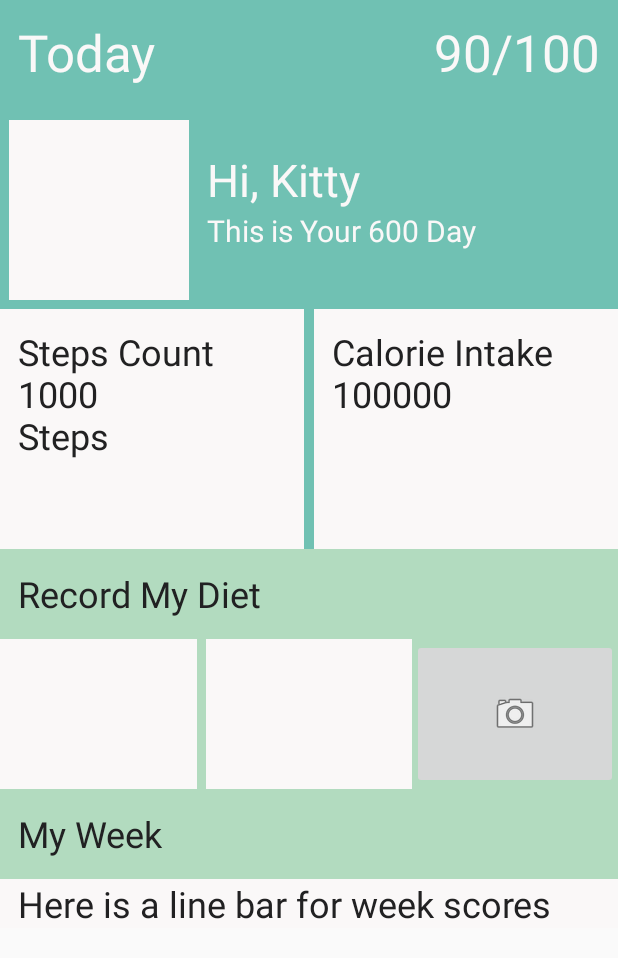
After one commit to JinjiKikko33/UnimelbMobileAssignment2App, an Android app: the MainDashboardActivity screen opened directly, with no data from a screen before it, on a phone screen of 412 x 824 dp. The commit adds this screen. Shown: the top 958 px of the screen. Run offline under Robolectric (Android 15) with nearby library versions, the phone set to English and light mode, and no system bars; network calls fail.

Commit message:
added color values to new branch (manual merge)

```diff
--- a/app/build.gradle
+++ b/app/build.gradle
@@ -30,6 +30,7 @@ dependencies {
     implementation 'com.android.volley:volley:1.1.1'
     implementation 'androidx.recyclerview:recyclerview:1.1.0'
     implementation 'com.google.android.material:material:1.1.0'
+    implementation 'androidx.wear:wear:1.0.0'
     annotationProcessor 'com.microsoft.azure:azure-annotations:1.2.0'
     testImplementation 'junit:junit:4.12'
     androidTestImplementation 'androidx.test:runner:1.1.1'
@@ -47,4 +48,5 @@ dependencies {
 
     //Volley
     implementation 'com.android.volley:volley:1.1.1'
+    compileOnly 'com.google.android.wearable:wearable:2.8.1'
 }
--- /dev/null
+++ b/app/src/main/java/com/example/mobileassignment2/MainDashboardActivity.java
@@ -0,0 +1,34 @@
+package com.example.mobileassignment2;
+
+import androidx.appcompat.app.AppCompatActivity;
+
+import android.content.Intent;
+import android.media.Image;
+import android.os.Bundle;
+import android.util.Log;
+import android.view.View;
+import android.widget.ImageButton;
+
+
+
+    public class MainDashboardActivity extends AppCompatActivity {
+
+        ImageButton cameraButton;
+        @Override
+        protected void onCreate(Bundle savedInstanceState) {
+            super.onCreate(savedInstanceState);
+            setContentView(R.layout.activity_main_dashboard);
+
+            cameraButton = findViewById(R.id.cameraButton);
+
+//        Intent cameraIntent = new Intent(this, CameraActivity.class);
+//        startActivity(cameraIntent);
+        }
+
+        public void startCameraIntent(View view){
+            Intent cameraIntent = new Intent(this, CameraActivity.class);
+            startActivity(cameraIntent);
+        }
+
+
+    }
--- /dev/null
+++ b/app/src/main/res/layout/activity_main_dashboard.xml
@@ -0,0 +1,234 @@
+<?xml version="1.0" encoding="utf-8"?>
+<androidx.constraintlayout.widget.ConstraintLayout xmlns:android="http://schemas.android.com/apk/res/android"
+    xmlns:app="http://schemas.android.com/apk/res-auto"
+    xmlns:tools="http://schemas.android.com/tools"
+    android:layout_width="match_parent"
+    android:layout_height="match_parent"
+    tools:context=".MainActivity">
+
+
+    <ScrollView
+        android:layout_width="match_parent"
+        android:layout_height="match_parent">
+        <LinearLayout
+            android:id="@+id/text_home"
+            android:layout_width="match_parent"
+            android:layout_height="match_parent"
+            android:background="@color/DeepGreen"
+            android:orientation="vertical">
+
+            <LinearLayout
+                android:id="@+id/layout_today_score_bar"
+                android:layout_width="match_parent"
+                android:layout_height="80dp"
+                android:background="@color/DeepGreen"
+                android:orientation="horizontal">
+                <TextView
+                    android:id="@+id/text_today"
+                    android:layout_width="match_parent"
+                    android:layout_height="match_parent"
+                    android:layout_weight="1"
+                    android:paddingTop="12dp"
+                    android:paddingLeft="12dp"
+                    android:paddingRight="6dp"
+                    android:text="Today"
+                    android:textColor="@color/White"
+                    android:textSize="34sp" />
+                <TextView
+                    android:id="@+id/text_score"
+                    android:layout_width="match_parent"
+                    android:layout_height="match_parent"
+                    android:layout_weight="1"
+                    android:paddingTop="12dp"
+                    android:paddingLeft="6dp"
+                    android:paddingRight="12dp"
+                    android:text="90/100"
+                    android:textColor="@color/White"
+                    android:gravity="right"
+                    android:textSize="34sp"/>
+            </LinearLayout>
+
+
+
+            <LinearLayout
+                android:id="@+id/layout_user_info"
+                android:layout_below="@id/layout_today_score_bar"
+                android:layout_width="match_parent"
+                android:layout_height="120dp"
+                android:layout_weight="1"
+                android:background="@color/DeepGreen"
+                android:orientation="horizontal"
+                android:layout_marginBottom="6dp"
+                android:layout_marginLeft="6dp"
+                android:layout_marginRight="6dp">
+                <ImageView
+                    android:id="@+id/image_user_icon"
+                    android:layout_width="120dp"
+                    android:layout_height="120dp"
+                    android:background="@color/White"
+
+                    />
+                <LinearLayout
+                    android:id="@+id/layout_user_info_more"
+                    android:layout_width="match_parent"
+                    android:layout_height="120dp"
+                    android:orientation="vertical"
+                    android:paddingLeft="12dp"
+                    android:paddingRight="6dp">
+
+                    <TextView
+                        android:layout_width="match_parent"
+                        android:layout_height="match_parent"
+                        android:layout_weight="1"
+                        android:text="Hi, Kitty"
+                        android:textSize="30sp"
+                        android:textColor="@color/White"
+                        android:gravity="bottom"/>
+                    <TextView
+                        android:layout_width="match_parent"
+                        android:layout_height="match_parent"
+                        android:layout_weight="1"
+                        android:text="This is Your 600 Day"
+                        android:textSize="20sp"
+                        android:textColor="@color/White"/>
+
+                </LinearLayout>
+            </LinearLayout>
+
+            <LinearLayout
+                android:id="@+id/layout_step_cal"
+                android:layout_below="@id/layout_user_info"
+                android:layout_width="match_parent"
+                android:layout_height="160dp"
+                android:background="@color/DeepGreen"
+                android:orientation="horizontal">
+                <TextView
+                    android:layout_width="match_parent"
+                    android:layout_height="match_parent"
+                    android:layout_weight="1"
+                    android:paddingTop="12dp"
+                    android:paddingLeft="12dp"
+                    android:paddingRight="6dp"
+                    android:layout_marginRight="3dp"
+                    android:textColor="#212122"
+                    android:text="Steps Count\n1000\nSteps"
+                    android:background="@color/White"
+                    android:textSize="24sp" />
+                <TextView
+                    android:layout_width="match_parent"
+                    android:layout_height="match_parent"
+                    android:layout_weight="1"
+                    android:paddingTop="12dp"
+                    android:paddingLeft="12dp"
+                    android:paddingRight="6dp"
+                    android:layout_marginLeft="3dp"
+                    android:textColor="#212122"
+                    android:text="Calorie Intake\n100000"
+                    android:background="@color/White"
+                    android:textSize="24sp"
+                    />
+            </LinearLayout>
+
+            <LinearLayout
+                android:id="@+id/layout_today_diet"
+                android:layout_below="@id/layout_step_cal"
+                android:layout_width="match_parent"
+                android:orientation="vertical"
+                android:background="@color/White"
+                android:layout_height="160dp">
+                <TextView
+                    android:id="@+id/text_today_diet_bar"
+                    android:layout_width="match_parent"
+                    android:layout_height="60dp"
+                    android:gravity="center_vertical"
+                    android:paddingLeft="12dp"
+                    android:paddingRight="6dp"
+                    android:textColor="#212122"
+                    android:text="Record My Diet"
+                    android:background="@color/LightGreen"
+                    android:textSize="24sp"
+                    />
+                <LinearLayout
+                    android:id="@+id/layout_today_diet_more"
+                    android:layout_below="@id/text_today_diet_bar"
+                    android:layout_width="match_parent"
+                    android:layout_height="match_parent"
+                    android:layout_weight="1"
+                    android:orientation="horizontal"
+                    android:background="@color/LightGreen">
+
+                    <ImageView
+                        android:id="@+id/image_diet1"
+                        android:layout_width="match_parent"
+                        android:layout_weight="1"
+                        android:background="@color/White"
+                        android:layout_marginRight="6dp"
+                        android:layout_height="match_parent"
+                        />
+
+                    <ImageView
+                        android:id="@+id/imge_diet2"
+                        android:layout_width="match_parent"
+                        android:layout_weight="1"
+                        android:background="@color/White"
+                        android:layout_height="match_parent"
+                        />
+
+                    <ImageButton
+                        android:id="@+id/cameraButton"
+                        android:layout_width="match_parent"
+                        android:layout_weight="1"
+                        android:layout_height="match_parent"
+                        android:onClick="startCameraIntent"
+                        app:layout_constraintBottom_toBottomOf="parent"
+                        app:layout_constraintEnd_toEndOf="parent"
+                        app:layout_constraintHorizontal_bias="0.492"
+                        app:layout_constraintStart_toStartOf="parent"
+                        app:layout_constraintTop_toTopOf="parent"
+                        app:layout_constraintVertical_bias="0.944"
+                        app:srcCompat="@android:drawable/ic_menu_camera" />
+
+                </LinearLayout>
+            </LinearLayout>
+
+            <LinearLayout
+                android:id="@+id/layout_week_record"
+                android:layout_below="@id/layout_today_diet"
+                android:layout_width="match_parent"
+                android:orientation="vertical"
+                android:background="@color/White"
+                android:layout_height="match_parent"
+                android:layout_weight="1">
+                <TextView
+                    android:id="@+id/text_week_record_bar"
+                    android:layout_width="match_parent"
+                    android:layout_height="60dp"
+                    android:gravity="center_vertical"
+                    android:paddingLeft="12dp"
+                    android:paddingRight="6dp"
+                    android:textColor="#212122"
+                    android:text="My Week"
+                    android:background="@color/LightGreen"
+                    android:textSize="24sp" />
+                <TextView
+                    android:layout_width="match_parent"
+                    android:layout_height="match_parent"
+                    android:layout_weight="1"
+                    android:paddingLeft="12dp"
+                    android:paddingRight="6dp"
+                    android:gravity="center_vertical"
+                    android:textColor="#212122"
+                    android:text="Here is a line bar for week scores"
+                    android:background="@color/White"
+                    android:textSize="24sp" />
+
+
+
+
+            </LinearLayout>
+
+        </LinearLayout>
+    </ScrollView>
+
+
+</androidx.constraintlayout.widget.ConstraintLayout>
--- /dev/null
+++ b/app/src/main/res/values-round/strings.xml
@@ -0,0 +1,3 @@
+<resources>
+    <string name="hello_world">Hello Round World!</string>
+</resources>
--- a/app/src/main/res/values/colors.xml
+++ b/app/src/main/res/values/colors.xml
@@ -1,9 +1,14 @@
 <?xml version="1.0" encoding="utf-8"?>
 <resources>
-    <color name="colorPrimary">#6200EE</color>
-    <color name="colorPrimaryDark">#3700B3</color>
-    <color name="colorAccent">#03DAC5</color>
-
-    <color name="black">#000000</color>
-    <color name="gray">#F3F5F7</color>
+<color name="colorPrimary">#6200EE</color>
+<color name="colorPrimaryDark">#3700B3</color>
+<color name="colorAccent">#03DAC5</color>
+<color name="DeepBlue">#247ba0</color>
+<color name="DeepGreen">#70c1b3</color>
+<color name="LightGreen">#b2dbbf</color>
+<color name="YellowGreen">#f3ffbd</color>
+<color name="Red">#ff1654</color>
+<color name="White">#FAF8F8</color>
+<color name="black">#000000</color>
+<color name="gray">#F3F5F7</color>
 </resources>
--- /dev/null
+++ b/app/src/main/res/values/dimens.xml
@@ -0,0 +1,15 @@
+<?xml version="1.0" encoding="utf-8"?>
+<resources>
+    <!--
+    Because the window insets on round devices are larger than 15dp, this padding only applies
+    to square screens.
+    -->
+    <dimen name="box_inset_layout_padding">0dp</dimen>
+
+    <!--
+    This padding applies to both square and round screens. The total padding between the buttons
+    and the window insets is box_inset_layout_padding (above variable) on square screens and
+    inner_frame_layout_padding (below variable) on round screens.
+    -->
+    <dimen name="inner_frame_layout_padding">5dp</dimen>
+</resources>
--- a/app/src/main/res/values/strings.xml
+++ b/app/src/main/res/values/strings.xml
@@ -11,4 +11,10 @@
     <string name="azure_cognitive_services_key">86c674f8fd0e440898b945c554a2c449</string>
     <string name="azure_cognitive_services_endpoint">https://food-classification.cognitiveservices.azure.com/</string>
     <string name="title_activity_leaderboard">LeaderboardActivity</string>
+    <string name="title_activity_main_dashboard">MainDashboard</string>
+    <!--
+    This string is used for square devices and overridden by hello_world in
+    values-round/strings.xml for round devices.
+    -->
+    <string name="hello_world">Hello Square World!</string>
 </resources>
```
Also changed, not shown: app/src/main/AndroidManifest.xml (+20 -7 lines).
